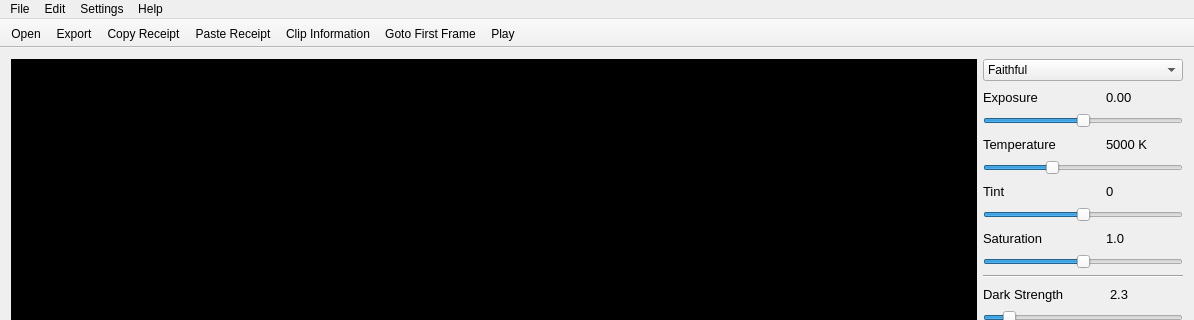
Before: the Qt Designer form platform/MLVApp/MainWindow.ui in ilia3101/MLV-App, drawn with Qt 5; both pictures show x 0 to 1194 and y 0 to 320 of the 1194 by 765 pixel window.
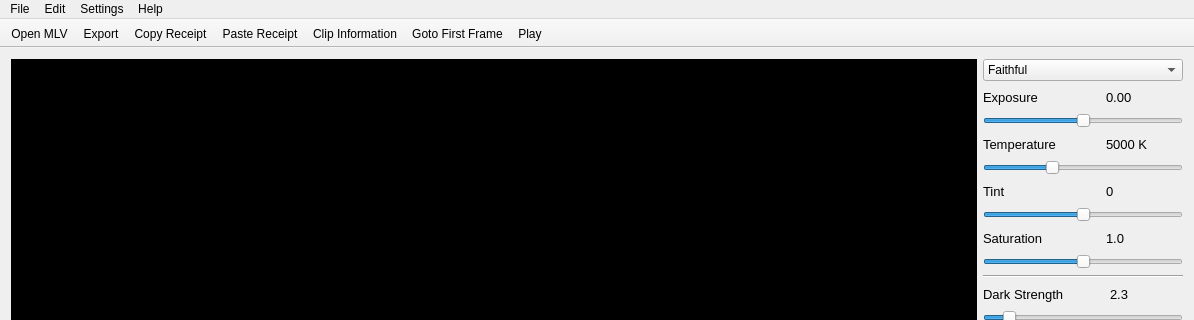
After: the same form once the commit is applied. Icons and pictures are not drawn.

Commit message:
Qt-GUI: New functions
- More information about the clip
- BMP export (Qt based)
- fix: number of cores is read by Qt now

```diff
--- a/platform/MLVApp/MainWindow.ui
+++ b/platform/MLVApp/MainWindow.ui
@@ -890,7 +890,7 @@
     </iconset>
    </property>
    <property name="text">
-    <string>Open...</string>
+    <string>Open MLV...</string>
    </property>
    <property name="toolTip">
     <string>Open a MLV file...</string>
```
The commit also changes 3 other files.
